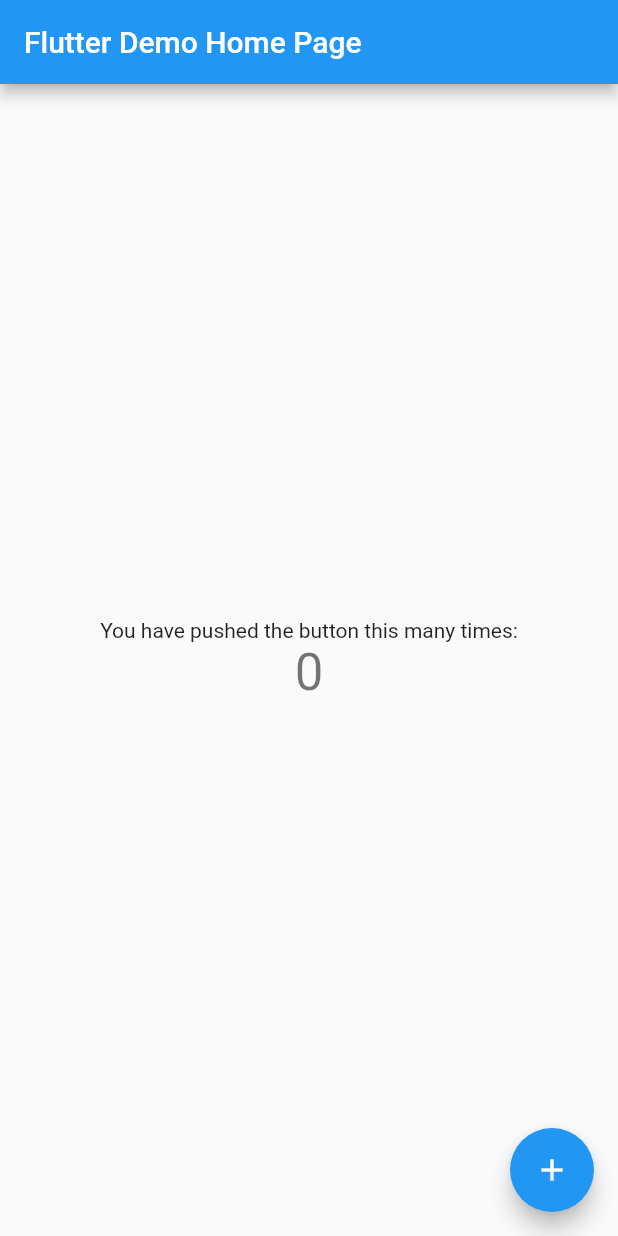
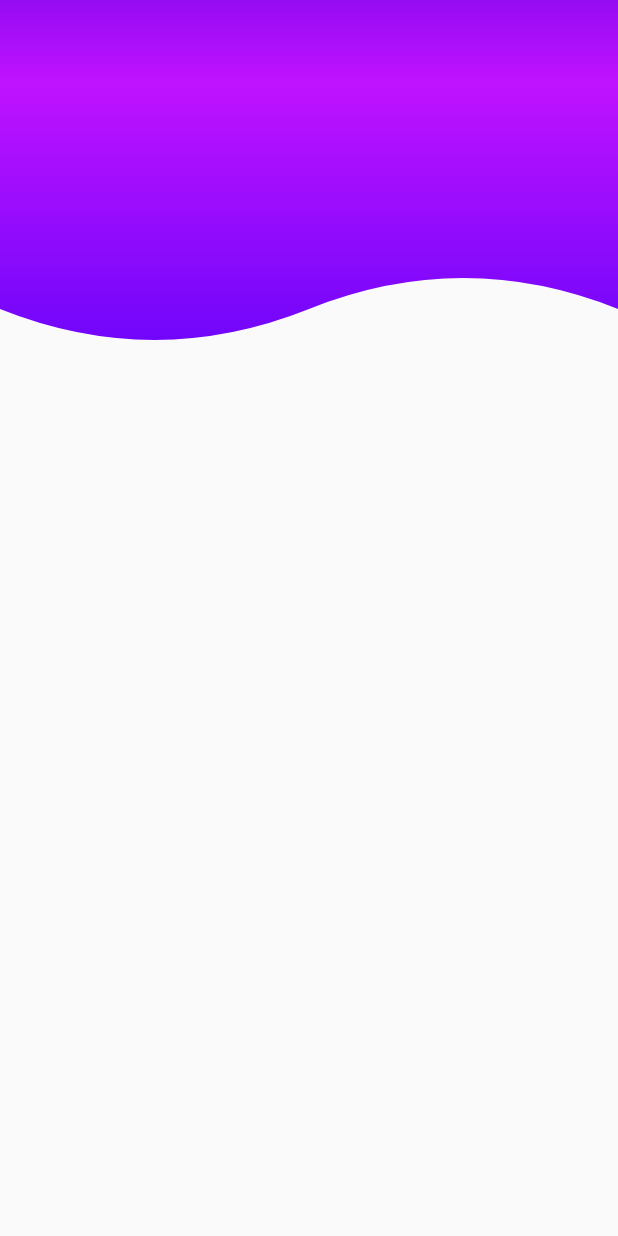
Before and after one commit to JhonZuluaga007/custom-animations, a Flutter app: the screen it shows after launch, on a phone screen of 412 x 824 dp. Run offline on Flutter 3.47's test engine with Material 2 defaults, Android fonts, the phone set to English and light mode, and no system bars.

Commit message:
base project initialization

```diff
--- a/lib/main.dart
+++ b/lib/main.dart
@@ -1,4 +1,5 @@
 import 'package:flutter/material.dart';
+import 'package:custom_animations/src/pages/headers_page.dart';
 
 void main() {
   runApp(const MyApp());
@@ -7,109 +8,15 @@ void main() {
 class MyApp extends StatelessWidget {
   const MyApp({Key? key}) : super(key: key);
 
-  // This widget is the root of your application.
   @override
   Widget build(BuildContext context) {
     return MaterialApp(
-      title: 'Flutter Demo',
+      debugShowCheckedModeBanner: false,
+      title: 'Design App',
       theme: ThemeData(
-        // This is the theme of your application.
-        //
-        // Try running your application with "flutter run". You'll see the
-        // application has a blue toolbar. Then, without quitting the app, try
-        // changing the primarySwatch below to Colors.green and then invoke
-        // "hot reload" (press "r" in the console where you ran "flutter run",
-        // or simply save your changes to "hot reload" in a Flutter IDE).
-        // Notice that the counter didn't reset back to zero; the application
-        // is not restarted.
         primarySwatch: Colors.blue,
       ),
-      home: const MyHomePage(title: 'Flutter Demo Home Page'),
+      home: const HeadersPage(),
     );
   }
 }
-
-class MyHomePage extends StatefulWidget {
-  const MyHomePage({Key? key, required this.title}) : super(key: key);
-
-  // This widget is the home page of your application. It is stateful, meaning
-  // that it has a State object (defined below) that contains fields that affect
-  // how it looks.
-
-  // This class is the configuration for the state. It holds the values (in this
-  // case the title) provided by the parent (in this case the App widget) and
-  // used by the build method of the State. Fields in a Widget subclass are
-  // always marked "final".
-
-  final String title;
-
-  @override
-  State<MyHomePage> createState() => _MyHomePageState();
-}
-
-class _MyHomePageState extends State<MyHomePage> {
-  int _counter = 0;
-
-  void _incrementCounter() {
-    setState(() {
-      // This call to setState tells the Flutter framework that something has
-      // changed in this State, which causes it to rerun the build method below
-      // so that the display can reflect the updated values. If we changed
-      // _counter without calling setState(), then the build method would not be
-      // called again, and so nothing would appear to happen.
-      _counter++;
-    });
-  }
-
-  @override
-  Widget build(BuildContext context) {
-    // This method is rerun every time setState is called, for instance as done
-    // by the _incrementCounter method above.
-    //
-    // The Flutter framework has been optimized to make rerunning build methods
-    // fast, so that you can just rebuild anything that needs updating rather
-    // than having to individually change instances of widgets.
-    return Scaffold(
-      appBar: AppBar(
-        // Here we take the value from the MyHomePage object that was created by
-        // the App.build method, and use it to set our appbar title.
-        title: Text(widget.title),
-      ),
-      body: Center(
-        // Center is a layout widget. It takes a single child and positions it
-        // in the middle of the parent.
-        child: Column(
-          // Column is also a layout widget. It takes a list of children and
-          // arranges them vertically. By default, it sizes itself to fit its
-          // children horizontally, and tries to be as tall as its parent.
-          //
-          // Invoke "debug painting" (press "p" in the console, choose the
-          // "Toggle Debug Paint" action from the Flutter Inspector in Android
-          // Studio, or the "Toggle Debug Paint" command in Visual Studio Code)
-          // to see the wireframe for each widget.
-          //
-          // Column has various properties to control how it sizes itself and
-          // how it positions its children. Here we use mainAxisAlignment to
-          // center the children vertically; the main axis here is the vertical
-          // axis because Columns are vertical (the cross axis would be
-          // horizontal).
-          mainAxisAlignment: MainAxisAlignment.center,
-          children: <Widget>[
-            const Text(
-              'You have pushed the button this many times:',
-            ),
-            Text(
-              '$_counter',
-              style: Theme.of(context).textTheme.headline4,
-            ),
-          ],
-        ),
-      ),
-      floatingActionButton: FloatingActionButton(
-        onPressed: _incrementCounter,
-        tooltip: 'Increment',
-        child: const Icon(Icons.add),
-      ), // This trailing comma makes auto-formatting nicer for build methods.
-    );
-  }
-}
--- /dev/null
+++ b/lib/src/pages/headers_page.dart
@@ -0,0 +1,21 @@
+import 'package:flutter/material.dart';
+
+import '../widgets/headers.dart';
+
+class HeadersPage extends StatelessWidget {
+  const HeadersPage({Key? key}) : super(key: key);
+
+  @override
+  Widget build(BuildContext context) {
+    return const Scaffold(
+      //body: SquareHeaders(),
+      //body: CircularHeaders(),
+      //body: DiagonalHeaders(),
+      //body: TriangleHeaders(),
+      //body: PeakHeaders(),
+      //body: CurvedHeaders(),
+      //body: WavesHeaders(),
+      body: GradientWavesHeaders(),
+    );
+  }
+}
```
Also changed, not shown: lib/src/widgets/headers.dart (added, +281 -0 lines).
